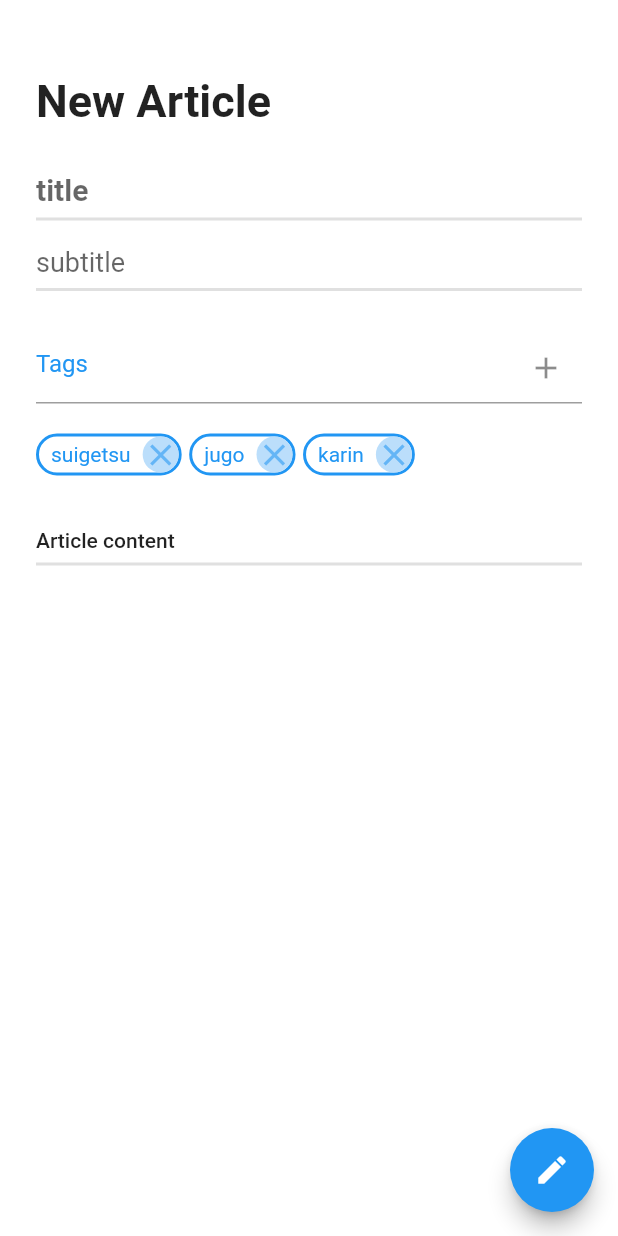
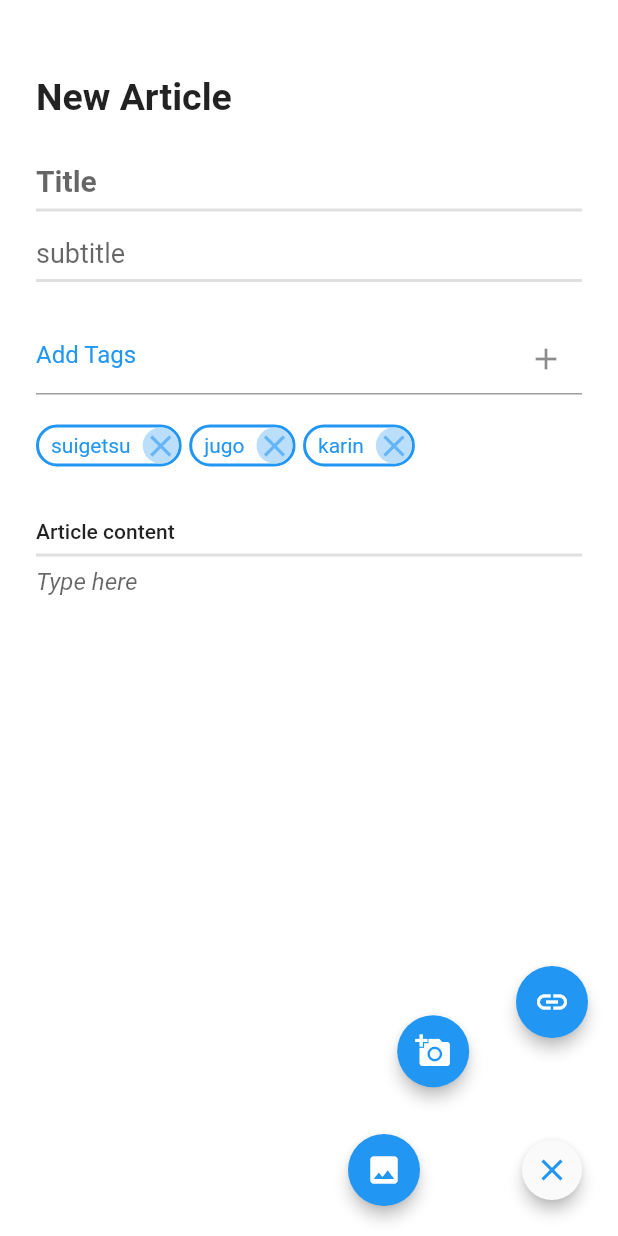
Before and after one commit to josh4500/blog-app, a Flutter app: the NewArticleScreen screen opened directly, on a phone screen of 412 x 824 dp. Run offline on Flutter 3.47's test engine with Material 2 defaults, Android fonts, the phone set to English and light mode, and no system bars; missing offline and left inert: sign_button, status_view.

Commit message:
add newArticleScreen

```diff
--- a/lib/main.dart
+++ b/lib/main.dart
@@ -22,12 +22,11 @@ class MyApp extends StatelessWidget {
       theme: ThemeData(
         primarySwatch: Colors.blue,
       ),
-      home: const NewArticleScreen(),
+      home: const BlogClub(title: 'Flutter Demo Home Page'),
     );
   }
 }
 
-//BlogClub(title: 'Flutter Demo Home Page')
 class BlogClub extends StatefulWidget {
   const BlogClub({Key? key, required this.title}) : super(key: key);
 
--- a/lib/ui/screens/article/new_article.dart
+++ b/lib/ui/screens/article/new_article.dart
@@ -36,12 +36,12 @@ class _NewArticleScreenState extends State<NewArticleScreen> {
                   const Text(
                     'New Article',
                     style:
-                        TextStyle(fontWeight: FontWeight.bold, fontSize: 30.0),
+                        TextStyle(fontWeight: FontWeight.bold, fontSize: 25.0),
                   ),
                   const SizedBox(height: 30),
                   const TextField(
                     style: TextStyle(fontSize: 20, fontWeight: FontWeight.w600),
-                    decoration: InputDecoration.collapsed(hintText: 'title'),
+                    decoration: InputDecoration.collapsed(hintText: 'Title'),
                   ),
                   const Divider(thickness: 2.0),
                   const SizedBox(height: 10),
@@ -54,7 +54,7 @@ class _NewArticleScreenState extends State<NewArticleScreen> {
                   TextField(
                     controller: _tagController,
                     decoration: InputDecoration(
-                      hintText: 'Tags',
+                      hintText: 'Add Tags',
                       hintStyle: const TextStyle(color: Colors.blue),
                       suffixIcon: GestureDetector(
                         onTap: () {
@@ -62,7 +62,6 @@ class _NewArticleScreenState extends State<NewArticleScreen> {
                             setState(() {
                               _tagList.add(_tagController.text);
                             });
-                            print(_tagList);
                           }
                           _tagController.clear();
                         },
@@ -92,114 +91,26 @@ class _NewArticleScreenState extends State<NewArticleScreen> {
                   const Divider(thickness: 2.0),
                   const TextField(
                     maxLines: null,
-                    decoration: InputDecoration.collapsed(hintText: ''),
+                    decoration: InputDecoration.collapsed(
+                        hintText: 'Type here',
+                        hintStyle: TextStyle(fontStyle: FontStyle.italic)),
                   )
                 ],
               ),
             ),
-            // Align(
-            //   alignment:
-            //       isExpanded ? Alignment.bottomCenter : Alignment.bottomLeft,
-            //   child: AnimatedContainer(
-            //     duration: const Duration(),
-            //     margin: const EdgeInsets.only(bottom: 30),
-            //     padding: const EdgeInsets.all(8),
-            //     width: isExpanded ? double.maxFinite : 50,
-            //     height: 50,
-            //     decoration: BoxDecoration(
-            //       color: Colors.blue.shade900,
-            //       borderRadius: BorderRadius.circular(24),
-            //       boxShadow: [
-            //         BoxShadow(
-            //           color: Colors.black.withOpacity(0.3),
-            //           blurRadius: 5,
-            //           offset: const Offset(0, 5),
-            //         ),
-            //       ],
-            //     ),
-            //     child: Row(
-            //       mainAxisAlignment: MainAxisAlignment.spaceBetween,
-            //       children: [
-            //         GestureDetector(
-            //           onTap: () {
-            //             setState(() {
-            //               isExpanded = !isExpanded;
-            //             });
-            //           },
-            //           child: Container(
-            //             decoration: const BoxDecoration(
-            //               color: Colors.white,
-            //               shape: BoxShape.circle,
-            //             ),
-            //             child: const Icon(
-            //               Icons.close,
-            //               size: 30,
-            //             ),
-            //           ),
-            //         ),
-            //         Visibility(
-            //           visible: isExpanded,
-            //           child: const Icon(
-            //             Icons.image,
-            //             color: Colors.white,
-            //           ),
-            //         ),
-            //         Visibility(
-            //           visible: isExpanded,
-            //           child: const Icon(
-            //             Icons.video_library,
-            //             color: Colors.white,
-            //           ),
-            //         ),
-            //         Visibility(
-            //           visible: isExpanded,
-            //           child: const Icon(
-            //             Icons.link,
-            //             color: Colors.white,
-            //           ),
-            //         ),
-            //         Visibility(
-            //           visible: isExpanded,
-            //           child: Row(
-            //             children: const [
-            //               Text(
-            //                 'T',
-            //                 style: TextStyle(
-            //                     color: Colors.white,
-            //                     fontWeight: FontWeight.w500),
-            //               ),
-            //               Text(
-            //                 'T',
-            //                 style: TextStyle(
-            //                   color: Colors.white,
-            //                   fontWeight: FontWeight.w500,
-            //                   fontSize: 25,
-            //                 ),
-            //               ),
-            //             ],
-            //           ),
-            //         ),
-            //       ],
-            //     ),
-            //   ),
-            // ),
           ],
         ),
       ),
       floatingActionButton: ExpandableFab(
-        distance: 200.0,
+        distance: 112.0,
         children: [
-          ArticleActionButton(
-            onPressed: () {},
-            icon: const Icon(Icons.note),
-          ),
           ArticleActionButton(
             onPressed: () {},
             icon: const Icon(Icons.insert_photo),
           ),
           ArticleActionButton(
             onPressed: () {},
-            icon: const Icon(Icons.videocam),
+            icon: const Icon(Icons.add_a_photo),
           ),
           ArticleActionButton(
             onPressed: () {},
--- a/lib/ui/widget/article/expandable_fab.dart
+++ b/lib/ui/widget/article/expandable_fab.dart
@@ -26,7 +26,7 @@ class _ExpandableFabState extends State<ExpandableFab>
   @override
   void initState() {
     super.initState();
-    _open = widget.initialOpen ?? false;
+    _open = widget.initialOpen ?? true;
     _animationController = AnimationController(
       value: _open ? 1.0 : 0.0,
       duration: const Duration(milliseconds: 250),
```
